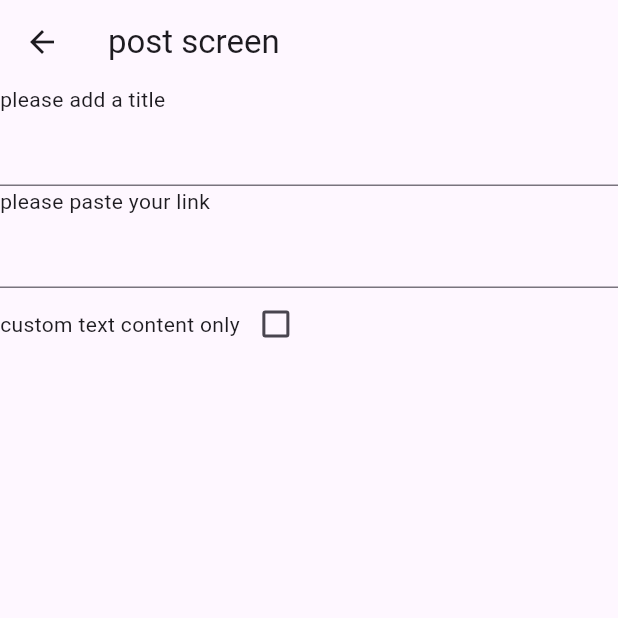
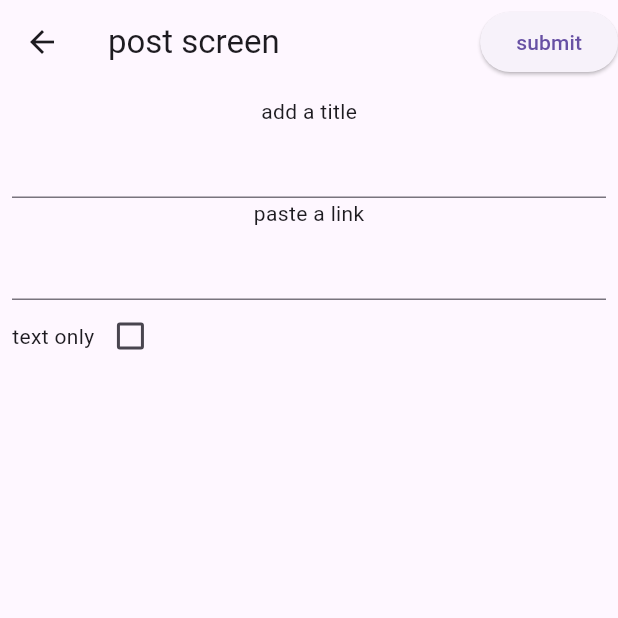
Before and after one commit to zacuel/murof, a Flutter app: the PostLinkScreen screen opened directly, on a phone screen of 412 x 824 dp, the top half of it. Run offline on Flutter 3.47's test engine with Material 3 defaults, Android fonts, the light colour scheme and no system bars; our stand-ins replace cloud_firestore, firebase_auth, firebase_core, flutter_riverpod, fpdart; accounts and stored records are empty; generated files the repository leaves out were written again.

Commit message:
make article creation page work

```diff
--- a/lib/authentication/auth_controller.dart
+++ b/lib/features/authentication/auth_controller.dart
@@ -1,7 +1,10 @@
 import 'package:flutter/material.dart';
 import 'package:flutter_riverpod/flutter_riverpod.dart';
 
+import '../../models/person.dart';
 import 'auth_repository.dart';
+
+final personProvider = StateProvider<Person?>((ref) => null);
 
 final authControllerProvider = StateNotifierProvider<AuthController, bool>(
   (ref) {
@@ -19,8 +22,12 @@ class AuthController extends StateNotifier<bool> {
         _ref = ref,
         super(false);
 
+  Stream<Person> getPersonData(String uid) => _authRepository.getPersonData(uid);
+
   Future<void> signUpAnon(String passWord, String alias) async {
     state = true;
     final result = await _authRepository.signUpAnon(inputCodeWord: passWord, userName: alias, color: Colors.green);
+
+
   }
 }
--- a/lib/authentication/auth_screen.dart
+++ b/lib/features/authentication/auth_screen.dart
@@ -1,7 +1,7 @@
 import 'package:flutter/material.dart';
 import 'package:flutter_riverpod/flutter_riverpod.dart';
-import 'package:murof/authentication/auth_controller.dart';
-import 'package:murof/authentication/auth_repository.dart';
+import 'package:murof/features/authentication/auth_controller.dart';
+import 'package:murof/features/authentication/auth_repository.dart';
 import 'package:murof/utils/snackybar.dart';
 
 class AuthScreen extends ConsumerStatefulWidget {
--- a/lib/navigation.dart
+++ b/lib/navigation.dart
@@ -1,5 +1,5 @@
 import 'package:flutter/material.dart';
-import 'package:murof/post_link_screen.dart';
+import 'package:murof/post_article_screen.dart';
 
 navigateToPostLink(BuildContext context) {
   Navigator.of(context).push(MaterialPageRoute(
--- /dev/null
+++ b/lib/post_article_screen.dart
@@ -0,0 +1,114 @@
+import 'package:flutter/material.dart';
+import 'package:flutter_riverpod/flutter_riverpod.dart';
+import 'package:murof/features/articles/articles_controller.dart';
+import 'package:murof/utils/snackybar.dart';
+import 'package:murof/utils/text_validation.dart';
+
+class PostLinkScreen extends ConsumerStatefulWidget {
+  const PostLinkScreen({super.key});
+
+  @override
+  ConsumerState<ConsumerStatefulWidget> createState() => _PostLinkScreenState();
+}
+
+class _PostLinkScreenState extends ConsumerState<PostLinkScreen> {
+  final _urlController = TextEditingController();
+  final _titleController = TextEditingController();
+  final _contentController = TextEditingController();
+  bool _urlValid = false;
+  // bool _textOnly = false;
+  // bool _linkAndContent = false;
+  bool _showAdditionalContent = false;
+
+  void _postArticle() {
+    if (!validTextValue(_titleController)) {
+      showSnackBar(context, 'title requred');
+    } else if (!_urlValid && validTextValue(_urlController)) {
+      showSnackBar(context, 'invalid link');
+    } else if (_urlValid) {
+      ref.read(articlesControllerProvider.notifier).postArticle(
+          title: validTextValueReturner(_titleController),
+          context: context,
+          url: validTextValueReturner(_urlController),
+          content: !_showAdditionalContent
+              ? null
+              : validTextValue(_contentController)
+                  ? validTextValueReturner(_contentController)
+                  : null);
+    } else if (!validTextValue(_contentController)) {
+      showSnackBar(context, 'a link or content is required');
+    } else {
+      ref
+          .read(articlesControllerProvider.notifier)
+          .postArticle(title: validTextValueReturner(_titleController), context: context, content: validTextValueReturner(_contentController));
+    }
+  }
+
+  @override
+  Widget build(BuildContext context) {
+    final isLoading = ref.watch(articlesControllerProvider);
+    return Scaffold(
+      appBar: AppBar(
+        title: const Text('post screen'),
+        actions: [
+          isLoading ? const CircularProgressIndicator() : ElevatedButton(onPressed: _postArticle, child: const Text('submit')),
+        ],
+      ),
+      body: Padding(
+        padding: const EdgeInsets.all(8.0),
+        child: Column(
+          children: [
+            const Text("add a title"),
+            TextField(
+              controller: _titleController,
+            ),
+            const Text("paste a link"),
+            TextField(
+              controller: _urlController,
+              onChanged: (value) {
+                if (Uri.parse(value).isAbsolute) {
+                  setState(() {
+                    _urlValid = true;
+                  });
+                } else {
+                  setState(() {
+                    _urlValid = false;
+                  });
+                }
+              },
+            ),
+            Row(
+              children: [
+                Text(_urlValid ? "add text" : "text only"),
+                Checkbox(
+                  value: _showAdditionalContent,
+                  onChanged: (value) {
+                    setState(() {
+                      _showAdditionalContent = value!;
+                    });
+                  },
+                ),
+              ],
+            ),
+            if (_showAdditionalContent)
+              Expanded(
+                child: TextField(
+                  decoration: const InputDecoration(border: OutlineInputBorder()),
+                  controller: _contentController,
+                  maxLines: 500,
+                ),
+              )
+          ],
+        ),
+      ),
+    );
+  }
+
+  @override
+  void dispose() {
+    super.dispose();
+    _urlController.dispose();
+    _titleController.dispose();
+    _contentController.dispose();
+  }
+}
--- a/lib/post_link_screen.dart
+++ /dev/null
@@ -1,84 +0,0 @@
-import 'package:flutter/material.dart';
-import 'package:flutter_riverpod/flutter_riverpod.dart';
-
-class PostLinkScreen extends ConsumerStatefulWidget {
-  const PostLinkScreen({super.key});
-
-  @override
-  ConsumerState<ConsumerStatefulWidget> createState() => _PostLinkScreenState();
-}
-
-class _PostLinkScreenState extends ConsumerState<PostLinkScreen> {
-  final _urlController = TextEditingController();
-  final _titleController = TextEditingController();
-  final _contentController = TextEditingController();
-  bool _urlValid = false;
-  bool _textOnly = false;
-  bool _linkAndContent = false;
-  @override
-  Widget build(BuildContext context) {
-    return Scaffold(
-      appBar: AppBar(
-        title: const Text('post screen'),
-      ),
-      body: ListView(
-        children: [
-          const Text("please add a title"),
-          TextField(
-            controller: _titleController,
-          ),
-          const Text("please paste your link"),
-          TextField(
-            controller: _urlController,
-            onChanged: (value) {
-              if (Uri.parse(value).isAbsolute) {
-                setState(() {
-                  _urlValid = true;
-                });
-              }
-            },
-          ),
-          _urlValid
-              ? Row(
-                  children: [
-                    const Text("add additional content"),
-                    Checkbox(
-                      value: _linkAndContent,
-                      onChanged: (value) {
-                        setState(() {
-                          _linkAndContent = value!;
-                        });
-                      },
-                    ),
-                  ],
-                )
-              : Row(
-                  children: [
-                    const Text("custom text content only"),
-                    Checkbox(
-                      value: _textOnly,
-                      onChanged: (value) {
-                        setState(() {
-                          _textOnly = value!;
-                        });
-                      },
-                    ),
-                  ],
-                ),
-          if ((_linkAndContent == true) || (_textOnly == true))
-            TextField(
-              controller: _contentController,
-              maxLines: 1000,
-            )
-        ],
-      ),
-    );
-  }
-
-  @override
-  void dispose() {
-    super.dispose();
-    _urlController.dispose();
-    _titleController.dispose();
-  }
-}
--- a/pubspec.yaml
+++ b/pubspec.yaml
@@ -40,6 +40,7 @@ dependencies:
   cloud_firestore: ^4.14.0
   flutter_riverpod: ^2.4.10
   fpdart: ^1.1.0
+  uuid: ^4.2.2
 
 dev_dependencies:
   flutter_test:
```
Also changed, not shown: lib/features/articles/articles_controller.dart (added, +50 -0 lines), lib/features/articles/articles_repository.dart (added, +32 -0 lines), lib/features/authentication/auth_repository.dart (renamed from lib/authentication/auth_repository.dart, +6 -6 lines), lib/main.dart (+12 -10 lines), lib/models/article.dart (+61 -0 lines), lib/utils/firebase_tools/firebase_providers.dart (renamed from lib/firebase_tools/firebase_providers.dart), lib/utils/text_validation.dart (renamed from lib/text_validation.dart), pubspec.lock.
